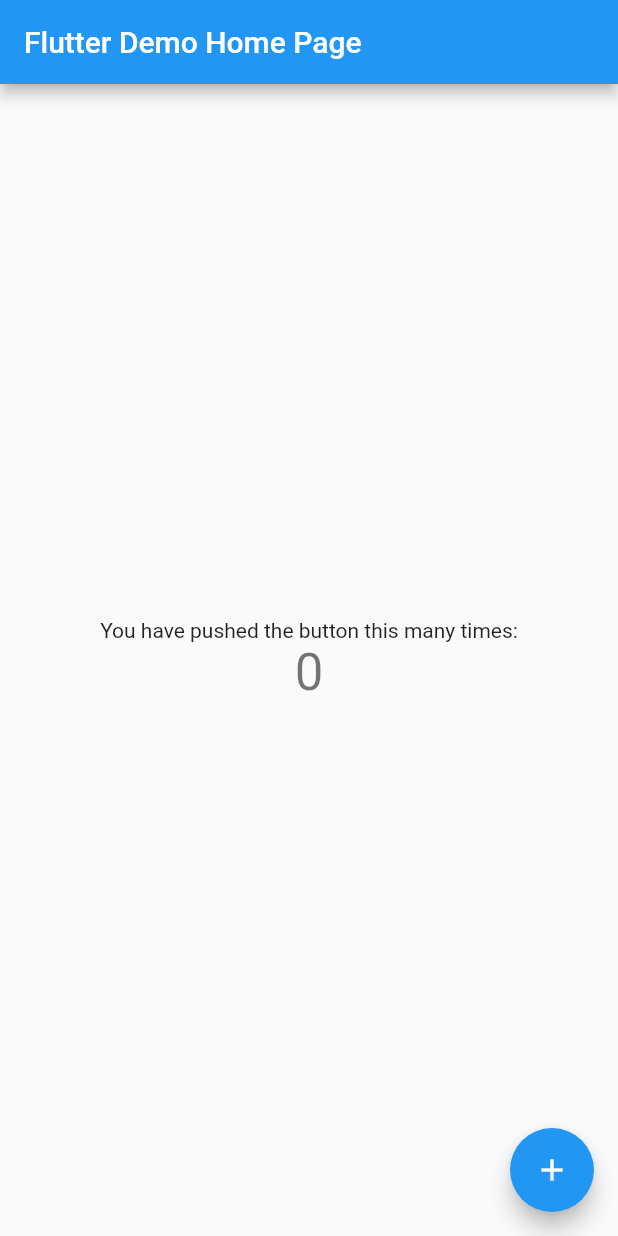
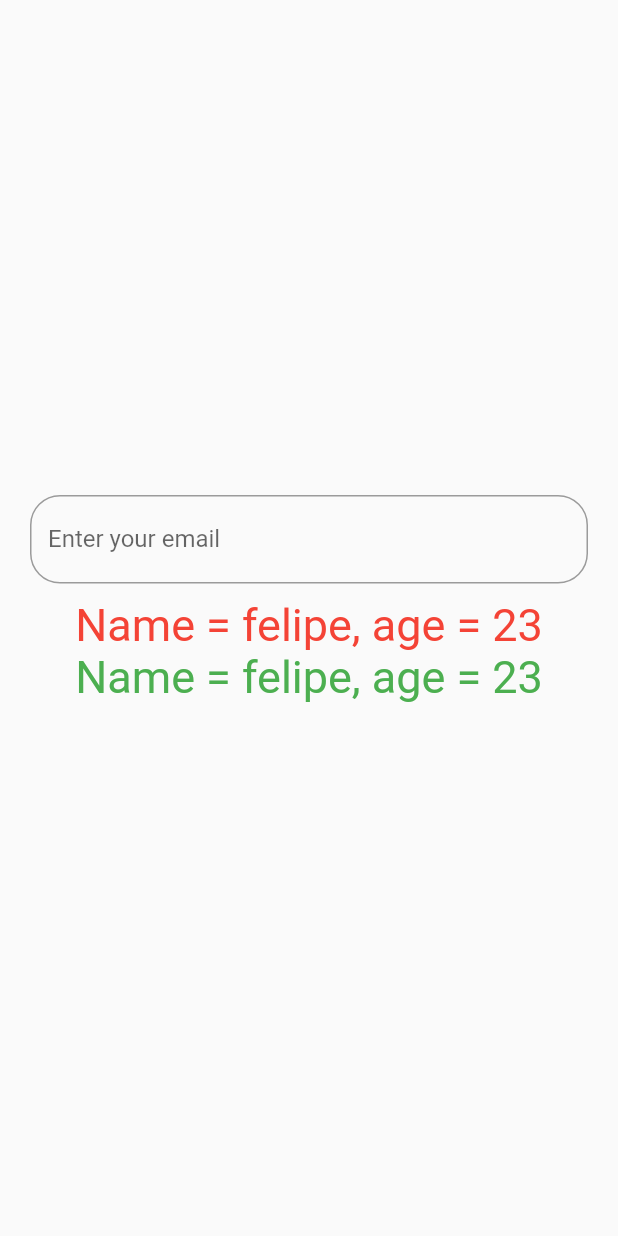
Before and after one commit to F-L0d35/weather-flutter-app, a Flutter app: the screen it shows after launch, on a phone screen of 412 x 824 dp. Run offline on Flutter 3.47's test engine with Material 2 defaults, Android fonts, the phone set to English and light mode, and no system bars.

Commit message:
first commit

```diff
--- /dev/null
+++ b/lib/TestApp.dart
@@ -0,0 +1,87 @@
+import 'package:flutter/material.dart';
+
+class TestApp extends StatefulWidget {
+  String name;
+  int age;
+  TestApp({this.name, this.age});
+  @override
+  State<StatefulWidget> createState() {
+    return _TestAppState();
+  }
+}
+  class _TestAppState extends State<TestApp> with WidgetsBindingObserver {
+  String _email = '';
+  final emailEditingController = TextEditingController();
+
+  @override
+  void initState() {
+    super.initState();
+    WidgetsBinding.instance.addObserver(this);
+    print('Run initState()');
+  }
+
+  @override
+  void dispose() {
+    super.dispose();
+    emailEditingController.dispose();
+    WidgetsBinding.instance.removeObserver(this);
+    print('Run dispose()');
+  }
+
+  @override
+  void didChangeAppLifecycleState(AppLifecycleState state) {
+    super.didChangeAppLifecycleState(state);
+    if(state == AppLifecycleState.paused) {
+      print('App is in Background mode');
+    } else if(state == AppLifecycleState.resumed) {
+      print('App is in Foreground mode');
+    }
+  }
+
+    @override
+  Widget build(BuildContext context) {
+      return MaterialApp(
+      title: "This is a StatefulWidget",
+      home: Scaffold(
+        body: Center(
+          child: Column(
+            mainAxisAlignment: MainAxisAlignment.center,
+            children: <Widget>[
+              Container(
+                padding: EdgeInsets.symmetric(horizontal: 20, vertical: 10),
+                child: TextField(
+                  controller: emailEditingController,
+                  onChanged: (text) {
+                    this.setState(() {
+                      _email = text;
+                    });
+                  },
+                  decoration: InputDecoration(
+                      border: OutlineInputBorder(
+                        borderRadius: const BorderRadius.all(
+                          const Radius.circular(20)
+                        ),
+                      ),
+                      labelText: 'Enter your email'
+                  ),
+                ),
+              ),
+              Text(
+                'Name = ${widget.name}, age = ${widget.age}',
+                style: TextStyle(fontSize: 30, color: Colors.red),
+              ),
+              Text(
+                'Name = ${widget.name}, age = ${widget.age}',
+                style: TextStyle(fontSize: 30, color: Colors.green),
+              ),
+              Text(
+                _email,
+                style: TextStyle(fontSize: 30, color: Colors.blue),
+              )
+            ],
+          ),
+        ),
+      )
+      );
+    }
+  }
--- a/lib/main.dart
+++ b/lib/main.dart
@@ -1,117 +1,6 @@
 import 'package:flutter/material.dart';
+import 'package:weatherApp/TestApp.dart';
 
 void main() {
-  runApp(MyApp());
+  runApp(TestApp(name: 'felipe', age: 23));
 }
-
-class MyApp extends StatelessWidget {
-  // This widget is the root of your application.
-  @override
-  Widget build(BuildContext context) {
-    return MaterialApp(
-      title: 'Flutter Demo',
-      theme: ThemeData(
-        // This is the theme of your application.
-        //
-        // Try running your application with "flutter run". You'll see the
-        // application has a blue toolbar. Then, without quitting the app, try
-        // changing the primarySwatch below to Colors.green and then invoke
-        // "hot reload" (press "r" in the console where you ran "flutter run",
-        // or simply save your changes to "hot reload" in a Flutter IDE).
-        // Notice that the counter didn't reset back to zero; the application
-        // is not restarted.
-        primarySwatch: Colors.blue,
-        // This makes the visual density adapt to the platform that you run
-        // the app on. For desktop platforms, the controls will be smaller and
-        // closer together (more dense) than on mobile platforms.
-        visualDensity: VisualDensity.adaptivePlatformDensity,
-      ),
-      home: MyHomePage(title: 'Flutter Demo Home Page'),
-    );
-  }
-}
-
-class MyHomePage extends StatefulWidget {
-  MyHomePage({Key key, this.title}) : super(key: key);
-
-  // This widget is the home page of your application. It is stateful, meaning
-  // that it has a State object (defined below) that contains fields that affect
-  // how it looks.
-
-  // This class is the configuration for the state. It holds the values (in this
-  // case the title) provided by the parent (in this case the App widget) and
-  // used by the build method of the State. Fields in a Widget subclass are
-  // always marked "final".
-
-  final String title;
-
-  @override
-  _MyHomePageState createState() => _MyHomePageState();
-}
-
-class _MyHomePageState extends State<MyHomePage> {
-  int _counter = 0;
-
-  void _incrementCounter() {
-    setState(() {
-      // This call to setState tells the Flutter framework that something has
-      // changed in this State, which causes it to rerun the build method below
-      // so that the display can reflect the updated values. If we changed
-      // _counter without calling setState(), then the build method would not be
-      // called again, and so nothing would appear to happen.
-      _counter++;
-    });
-  }
-
-  @override
-  Widget build(BuildContext context) {
-    // This method is rerun every time setState is called, for instance as done
-    // by the _incrementCounter method above.
-    //
-    // The Flutter framework has been optimized to make rerunning build methods
-    // fast, so that you can just rebuild anything that needs updating rather
-    // than having to individually change instances of widgets.
-    return Scaffold(
-      appBar: AppBar(
-        // Here we take the value from the MyHomePage object that was created by
-        // the App.build method, and use it to set our appbar title.
-        title: Text(widget.title),
-      ),
-      body: Center(
-        // Center is a layout widget. It takes a single child and positions it
-        // in the middle of the parent.
-        child: Column(
-          // Column is also a layout widget. It takes a list of children and
-          // arranges them vertically. By default, it sizes itself to fit its
-          // children horizontally, and tries to be as tall as its parent.
-          //
-          // Invoke "debug painting" (press "p" in the console, choose the
-          // "Toggle Debug Paint" action from the Flutter Inspector in Android
-          // Studio, or the "Toggle Debug Paint" command in Visual Studio Code)
-          // to see the wireframe for each widget.
-          //
-          // Column has various properties to control how it sizes itself and
-          // how it positions its children. Here we use mainAxisAlignment to
-          // center the children vertically; the main axis here is the vertical
-          // axis because Columns are vertical (the cross axis would be
-          // horizontal).
-          mainAxisAlignment: MainAxisAlignment.center,
-          children: <Widget>[
-            Text(
-              'You have pushed the button this many times:',
-            ),
-            Text(
-              '$_counter',
-              style: Theme.of(context).textTheme.headline4,
-            ),
-          ],
-        ),
-      ),
-      floatingActionButton: FloatingActionButton(
-        onPressed: _incrementCounter,
-        tooltip: 'Increment',
-        child: Icon(Icons.add),
-      ), // This trailing comma makes auto-formatting nicer for build methods.
-    );
-  }
-}
```
Also changed, not shown: lib/MyApp.dart (added, +113 -0 lines), 1 other file.
